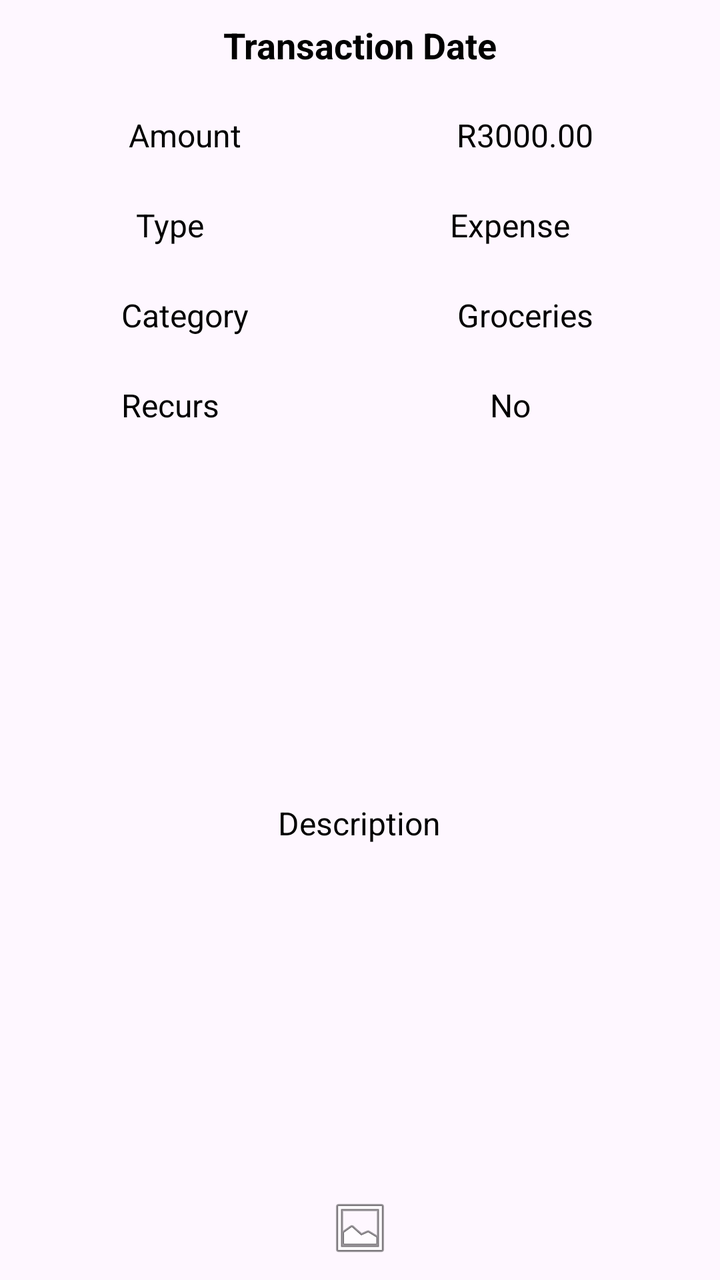
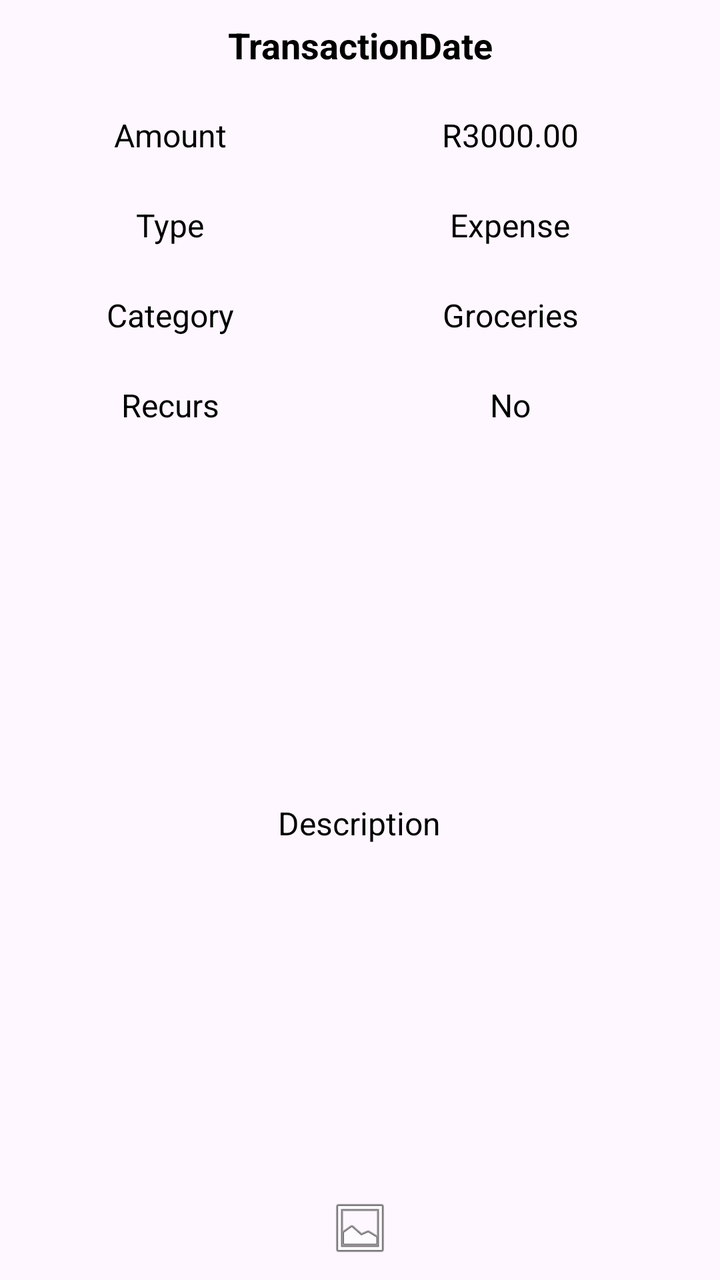

An Android layout rendered at two revisions. The XML below is the earlier revision; the diff shows what the commit changed to produce the second picture.
<!-- AndroidManifest.xml: application theme Theme.PiggyApp -->
<!-- res/layout/item_transaction.xml -->
<?xml version="1.0" encoding="utf-8"?>
<LinearLayout xmlns:android="http://schemas.android.com/apk/res/android"
    xmlns:app="http://schemas.android.com/apk/res-auto"
    android:layout_width="330dp"
    android:layout_height="wrap_content"
    android:gravity="center_horizontal"
    android:orientation="vertical"
    android:padding="10dp">

    <TextView
        android:id="@+id/tvTransDate"
        android:layout_width="match_parent"
        android:layout_height="25dp"
        android:gravity="center_horizontal|center_vertical"
        android:text="Transaction Date"
        android:textColor="@color/piggy_black"
        android:textSize="18sp"
        android:textStyle="bold" />

    <Space
        android:layout_width="match_parent"
        android:layout_height="10dp" />

    <LinearLayout
        android:id="@+id/llAmount"
        android:layout_width="match_parent"
        android:layout_height="45dp"
        android:orientation="horizontal">

        <TextView
            android:id="@+id/textView42"
            android:layout_width="135dp"
            android:layout_height="match_parent"
            android:layout_weight="1"
            android:gravity="center_horizontal|center_vertical"
            android:text="Amount"
            android:textColor="@color/piggy_black"
            android:textSize="16sp" />

        <TextView
            android:id="@+id/tvTransAmount"
            android:layout_width="175dp"
            android:layout_height="match_parent"
            android:gravity="center_horizontal|center_vertical"
            android:text="R3000.00"
            android:textColor="@color/piggy_black"
            android:textSize="16sp" />
    </LinearLayout>

    <LinearLayout
        android:id="@+id/llType"
        android:layout_width="match_parent"
        android:layout_height="45dp"
        android:orientation="horizontal">

        <TextView
            android:id="@+id/textView45"
            android:layout_width="135dp"
            android:layout_height="match_parent"
            android:layout_weight="1"
            android:gravity="center_horizontal|center_vertical"
            android:text="Type"
            android:textColor="@color/piggy_black"
            android:textSize="16sp" />

        <TextView
            android:id="@+id/tvTransType"
            android:layout_width="175dp"
            android:layout_height="match_parent"
            android:layout_weight="1"
            android:gravity="center_horizontal|center_vertical"
            android:text="Expense"
            android:textColor="@color/piggy_black"
            android:textSize="16sp" />
    </LinearLayout>

    <LinearLayout
        android:id="@+id/llCategory"
        android:layout_width="match_parent"
        android:layout_height="45dp"
        android:orientation="horizontal">

        <TextView
            android:id="@+id/textView41"
            android:layout_width="135dp"
            android:layout_height="match_parent"
            android:layout_weight="1"
            android:text="Category"
            android:gravity="center_horizontal|center_vertical"
            android:textColor="@color/piggy_black"
            android:textSize="16sp"/>

        <TextView
            android:id="@+id/tvTransCategory"
            android:layout_width="175dp"
            android:layout_height="match_parent"
            android:gravity="center_horizontal|center_vertical"
            android:text="Groceries"
            android:textColor="@color/piggy_black"
            android:textSize="16sp" />
    </LinearLayout>

    <LinearLayout
        android:id="@+id/llRecurring"
        android:layout_width="match_parent"
        android:layout_height="45dp"
        android:orientation="horizontal">

        <TextView
            android:id="@+id/textView47"
            android:layout_width="135dp"
            android:layout_height="match_parent"
            android:layout_weight="1"
            android:text="Recurs"
            android:gravity="center_horizontal|center_vertical"
            android:textColor="@color/piggy_black"
            android:textSize="16sp"/>

        <TextView
            android:id="@+id/tvTransRecurrence"
            android:layout_width="175dp"
            android:layout_height="match_parent"
            android:layout_weight="1"
            android:text="No"
            android:gravity="center_horizontal|center_vertical"
            android:textColor="@color/piggy_black"
            android:textSize="16sp"/>
    </LinearLayout>

    <TextView
        android:id="@+id/tvTransDescription"
        android:layout_width="175dp"
        android:layout_height="match_parent"
        android:layout_weight="1"
        android:gravity="center_horizontal|center_vertical"
        android:text="Description"
        android:textColor="@color/piggy_black"
        android:textSize="16sp" />

    <ImageView
        android:id="@+id/ivTransImage"
        android:layout_width="match_parent"
        android:layout_height="wrap_content"
        app:srcCompat="@android:drawable/ic_menu_gallery" />
</LinearLayout>
<!-- resources referenced by this layout -->
<resources>
  <color name="piggy_black">#000000</color>
  <style name="Theme.PiggyApp" parent="Base.Theme.PiggyApp" />
  <style name="Base.Theme.PiggyApp" parent="Theme.Material3.DayNight.NoActionBar">
          
          
      </style>
</resources>

<!-- the commit's change to res/layout/item_transaction.xml (unified diff, before → after) -->
@@ -12,7 +12,7 @@
         android:layout_width="match_parent"
         android:layout_height="25dp"
         android:gravity="center_horizontal|center_vertical"
-        android:text="Transaction Date"
+        android:text="TransactionDate"
         android:textColor="@color/piggy_black"
         android:textSize="18sp"
         android:textStyle="bold" />
@@ -41,6 +41,7 @@
             android:id="@+id/tvTransAmount"
             android:layout_width="175dp"
             android:layout_height="match_parent"
+            android:layout_weight="1"
             android:gravity="center_horizontal|center_vertical"
             android:text="R3000.00"
             android:textColor="@color/piggy_black"
@@ -94,10 +95,12 @@
             android:id="@+id/tvTransCategory"
             android:layout_width="175dp"
             android:layout_height="match_parent"
+            android:layout_weight="1"
             android:gravity="center_horizontal|center_vertical"
             android:text="Groceries"
             android:textColor="@color/piggy_black"
             android:textSize="16sp" />
+
     </LinearLayout>
 
     <LinearLayout
